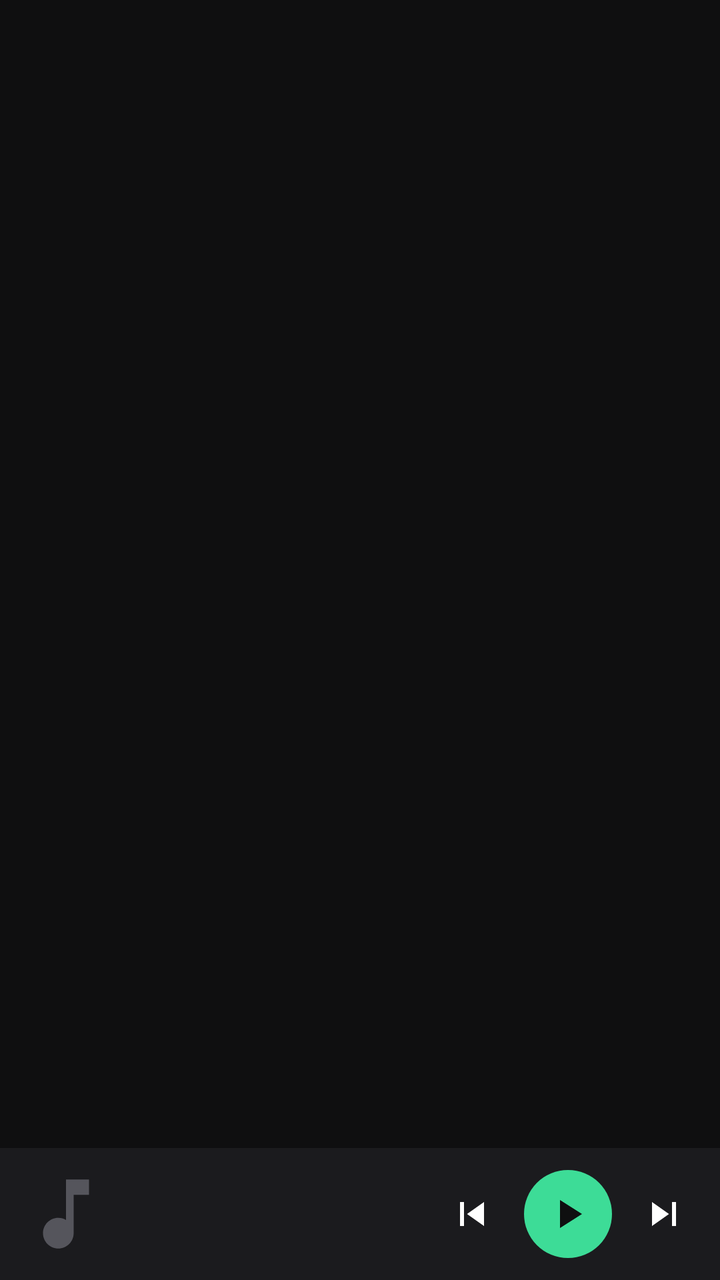
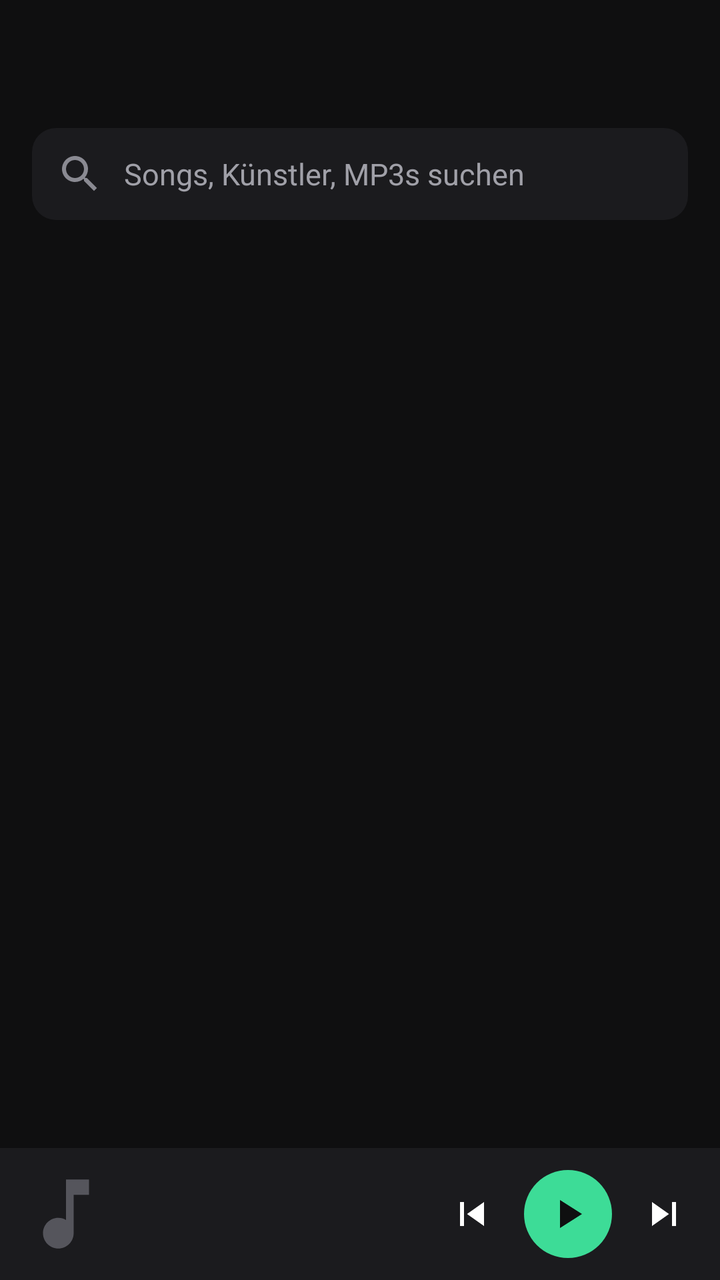

Screens rendered from an Android XML layout before and after an edit, with the pre-edit source and the edit as a unified diff.
<!-- AndroidManifest.xml: application theme AppTheme -->
<!-- res/layout/activity_main.xml -->
<?xml version="1.0" encoding="utf-8"?>
<LinearLayout xmlns:android="http://schemas.android.com/apk/res/android"
    android:layout_width="match_parent" android:layout_height="match_parent"
    android:background="@color/bg" android:fitsSystemWindows="true" android:orientation="vertical">

    
    <LinearLayout android:layout_width="match_parent" android:layout_height="64dp"
        android:gravity="center_vertical" android:orientation="horizontal"
        android:paddingStart="8dp" android:paddingEnd="16dp">
        <ImageButton android:id="@+id/back" android:layout_width="48dp" android:layout_height="48dp"
            android:background="?android:attr/selectableItemBackgroundBorderless" android:contentDescription="Zurück"
            android:src="@drawable/ic_back" android:visibility="gone" />
        <TextView android:id="@+id/header_title" android:layout_width="0dp" android:layout_height="wrap_content"
            android:layout_weight="1" android:ellipsize="end" android:paddingStart="8dp" android:singleLine="true"
            android:textColor="@color/text" android:textSize="26sp" android:textStyle="bold" />
    </LinearLayout>

    <FrameLayout android:layout_width="match_parent" android:layout_height="0dp" android:layout_weight="1">
        <ListView android:id="@+id/list" android:layout_width="match_parent" android:layout_height="match_parent"
            android:clipToPadding="false" android:divider="@null" android:dividerHeight="0dp"
            android:paddingBottom="8dp" android:scrollbars="none" />

        
        <LinearLayout android:id="@+id/now" android:layout_width="match_parent" android:layout_height="match_parent"
            android:gravity="center_horizontal" android:orientation="vertical"
            android:paddingStart="28dp" android:paddingTop="8dp" android:paddingEnd="28dp" android:paddingBottom="20dp"
            android:visibility="gone">
            <de.meineplaylists.SquareImageView android:id="@+id/np_cover" android:layout_width="match_parent"
                android:layout_height="0dp" android:layout_weight="1" android:background="@color/surface"
                android:scaleType="centerCrop" />
            <TextView android:id="@+id/np_title" android:layout_width="match_parent" android:layout_height="wrap_content"
                android:layout_marginTop="22dp" android:ellipsize="end" android:maxLines="2"
                android:textColor="@color/text" android:textSize="22sp" android:textStyle="bold" />
            <TextView android:id="@+id/np_artist" android:layout_width="match_parent" android:layout_height="wrap_content"
                android:layout_marginTop="2dp" android:ellipsize="end" android:singleLine="true"
                android:textColor="@color/text2" android:textSize="16sp" />
            <ProgressBar android:id="@+id/np_progress" style="?android:attr/progressBarStyleHorizontal"
                android:layout_width="match_parent" android:layout_height="4dp" android:layout_marginTop="20dp"
                android:max="1000" android:progressDrawable="@drawable/np_progress" />
            <LinearLayout android:layout_width="match_parent" android:layout_height="wrap_content"
                android:layout_marginTop="6dp" android:orientation="horizontal">
                <TextView android:id="@+id/np_left" android:layout_width="0dp" android:layout_height="wrap_content"
                    android:layout_weight="1" android:textColor="@color/text2" android:textSize="12sp" />
                <TextView android:id="@+id/np_right" android:layout_width="wrap_content" android:layout_height="wrap_content"
                    android:textColor="@color/text2" android:textSize="12sp" />
            </LinearLayout>
            <LinearLayout android:layout_width="wrap_content" android:layout_height="wrap_content"
                android:layout_marginTop="10dp" android:gravity="center_vertical" android:orientation="horizontal">
                <ImageButton android:id="@+id/np_prev" android:layout_width="60dp" android:layout_height="60dp"
                    android:background="?android:attr/selectableItemBackgroundBorderless" android:contentDescription="Zurück"
                    android:scaleType="fitCenter" android:padding="14dp" android:src="@drawable/ic_prev" />
                <ImageButton android:id="@+id/np_play" android:layout_width="72dp" android:layout_height="72dp"
                    android:layout_marginStart="24dp" android:layout_marginEnd="24dp" android:background="@drawable/play_circle"
                    android:contentDescription="Play/Pause" android:scaleType="fitCenter" android:padding="18dp"
                    android:src="@drawable/ic_play_dark" />
                <ImageButton android:id="@+id/np_next" android:layout_width="60dp" android:layout_height="60dp"
                    android:background="?android:attr/selectableItemBackgroundBorderless" android:contentDescription="Weiter"
                    android:scaleType="fitCenter" android:padding="14dp" android:src="@drawable/ic_next" />
            </LinearLayout>
            <LinearLayout android:layout_width="match_parent" android:layout_height="wrap_content"
                android:layout_marginTop="14dp" android:gravity="center_vertical" android:orientation="horizontal">
                <ImageView android:layout_width="20dp" android:layout_height="20dp" android:src="@drawable/ic_volume" />
                <SeekBar android:id="@+id/np_volume" android:layout_width="0dp" android:layout_height="wrap_content"
                    android:layout_weight="1" android:max="100" />
            </LinearLayout>
            <TextView android:id="@+id/np_device" android:layout_width="match_parent" android:layout_height="wrap_content"
                android:layout_marginTop="6dp" android:gravity="center" android:singleLine="true"
                android:textColor="@color/text2" android:textSize="12sp" />
        </LinearLayout>
    </FrameLayout>

    
    <LinearLayout android:id="@+id/mini" android:layout_width="match_parent" android:layout_height="66dp"
        android:background="@color/surface" android:gravity="center_vertical" android:orientation="horizontal"
        android:paddingStart="10dp" android:paddingEnd="6dp">
        <ImageView android:id="@+id/mini_cover" android:layout_width="46dp" android:layout_height="46dp"
            android:scaleType="centerCrop" android:src="@drawable/ic_note" />
        <LinearLayout android:layout_width="0dp" android:layout_height="wrap_content" android:layout_weight="1"
            android:orientation="vertical" android:paddingStart="12dp" android:paddingEnd="8dp">
            <TextView android:id="@+id/mini_title" android:layout_width="match_parent" android:layout_height="wrap_content"
                android:ellipsize="end" android:singleLine="true" android:textColor="@color/text" android:textSize="14sp" />
            <TextView android:id="@+id/mini_sub" android:layout_width="match_parent" android:layout_height="wrap_content"
                android:ellipsize="end" android:singleLine="true" android:textColor="@color/text2" android:textSize="12sp" />
        </LinearLayout>
        <ImageButton android:id="@+id/mini_prev" android:layout_width="44dp" android:layout_height="44dp"
            android:background="?android:attr/selectableItemBackgroundBorderless" android:contentDescription="Zurück"
            android:src="@drawable/ic_prev" />
        <ImageButton android:id="@+id/mini_play" android:layout_width="44dp" android:layout_height="44dp"
            android:layout_marginStart="4dp" android:layout_marginEnd="4dp" android:background="@drawable/play_circle"
            android:contentDescription="Play/Pause" android:src="@drawable/ic_play_dark" />
        <ImageButton android:id="@+id/mini_next" android:layout_width="44dp" android:layout_height="44dp"
            android:background="?android:attr/selectableItemBackgroundBorderless" android:contentDescription="Weiter"
            android:src="@drawable/ic_next" />
    </LinearLayout>
</LinearLayout>
<!-- resources referenced by this layout -->
<resources>
  <color name="bg">#0F0F10</color>
  <color name="surface">#1B1B1E</color>
  <color name="text">#FFFFFF</color>
  <color name="text2">#A0A0A8</color>
  <!-- drawable ic_back (drawable) -->
  <vector xmlns:android="http://schemas.android.com/apk/res/android"
      android:width="24dp" android:height="24dp" android:viewportWidth="24" android:viewportHeight="24">
      <path android:fillColor="#FFFFFF" android:pathData="M20,11H7.83l5.59,-5.59L12,4l-8,8 8,8 1.41,-1.41L7.83,13H20v-2z"/>
  </vector>
  <!-- drawable ic_next (drawable) -->
  <vector xmlns:android="http://schemas.android.com/apk/res/android"
      android:width="24dp" android:height="24dp" android:viewportWidth="24" android:viewportHeight="24">
      <path android:fillColor="#FFFFFF" android:pathData="M6,18l8.5,-6L6,6v12zM16,6v12h2V6h-2z"/>
  </vector>
  <!-- drawable ic_note (drawable) -->
  <vector xmlns:android="http://schemas.android.com/apk/res/android"
      android:width="24dp" android:height="24dp" android:viewportWidth="24" android:viewportHeight="24">
      <path android:fillColor="#55555C" android:pathData="M12,3v10.55c-0.59,-0.34 -1.27,-0.55 -2,-0.55 -2.21,0 -4,1.79 -4,4s1.79,4 4,4 4,-1.79 4,-4V7h4V3h-6z"/>
  </vector>
  <!-- drawable ic_play_dark (drawable) -->
  <vector xmlns:android="http://schemas.android.com/apk/res/android"
      android:width="24dp" android:height="24dp" android:viewportWidth="24" android:viewportHeight="24">
      <path android:fillColor="#0F0F10" android:pathData="M8,5v14l11,-7z"/>
  </vector>
  <!-- drawable ic_prev (drawable) -->
  <vector xmlns:android="http://schemas.android.com/apk/res/android"
      android:width="24dp" android:height="24dp" android:viewportWidth="24" android:viewportHeight="24">
      <path android:fillColor="#FFFFFF" android:pathData="M6,6h2v12H6zM9.5,12l8.5,6V6z"/>
  </vector>
  <!-- drawable ic_volume (drawable) -->
  <vector xmlns:android="http://schemas.android.com/apk/res/android"
      android:width="24dp" android:height="24dp" android:viewportWidth="24" android:viewportHeight="24">
      <path android:fillColor="#8A8A92" android:pathData="M3,9v6h4l5,5V4L7,9H3zM16.5,12c0,-1.77 -1.02,-3.29 -2.5,-4.03v8.05c1.48,-0.73 2.5,-2.25 2.5,-4.02z"/>
  </vector>
  <!-- drawable np_progress (drawable) -->
  <layer-list xmlns:android="http://schemas.android.com/apk/res/android">
      <item android:id="@android:id/background"><shape><solid android:color="#33FFFFFF"/><corners android:radius="3dp"/></shape></item>
      <item android:id="@android:id/progress"><clip><shape><solid android:color="#E8E8EC"/><corners android:radius="3dp"/></shape></clip></item>
  </layer-list>
  <!-- drawable play_circle (drawable) -->
  <shape xmlns:android="http://schemas.android.com/apk/res/android" android:shape="oval">
      <solid android:color="@color/accent"/>
  </shape>
  <color name="accent">#3DDC97</color>
  <style name="DialogTheme" parent="android:Theme.Material.Dialog.Alert">
          <item name="android:colorAccent">@color/accent</item>
      </style>
  <!-- unchanged entries left out for length: 1 -->
</resources>

<!-- the commit's change to res/layout/activity_main.xml (unified diff, before → after) -->
@@ -14,6 +14,15 @@
             android:layout_weight="1" android:ellipsize="end" android:paddingStart="8dp" android:singleLine="true"
             android:textColor="@color/text" android:textSize="26sp" android:textStyle="bold" />
     </LinearLayout>
+
+    
+    <EditText android:id="@+id/search" android:layout_width="match_parent" android:layout_height="46dp"
+        android:layout_marginStart="16dp" android:layout_marginEnd="16dp" android:layout_marginBottom="8dp"
+        android:background="@drawable/field_bg" android:drawableStart="@drawable/ic_search"
+        android:drawablePadding="10dp" android:hint="Songs, Künstler, MP3s suchen"
+        android:imeOptions="actionSearch" android:inputType="text" android:paddingStart="12dp"
+        android:paddingEnd="12dp" android:singleLine="true" android:textColor="@color/text"
+        android:textColorHint="@color/text2" android:textSize="15sp" />
 
     <FrameLayout android:layout_width="match_parent" android:layout_height="0dp" android:layout_weight="1">
         <ListView android:id="@+id/list" android:layout_width="match_parent" android:layout_height="match_parent"
<!-- resource entries referenced after the edit -->
@@ -4,6 +4,10 @@
   <color name="surface">#1B1B1E</color>
   <color name="text">#FFFFFF</color>
   <color name="text2">#A0A0A8</color>
+  <!-- drawable field_bg (drawable) -->
+  <shape xmlns:android="http://schemas.android.com/apk/res/android">
+      <solid android:color="@color/surface"/><corners android:radius="12dp"/>
+  </shape>
   <!-- drawable ic_back (drawable) -->
   <vector xmlns:android="http://schemas.android.com/apk/res/android"
       android:width="24dp" android:height="24dp" android:viewportWidth="24" android:viewportHeight="24">
@@ -29,6 +33,11 @@
       android:width="24dp" android:height="24dp" android:viewportWidth="24" android:viewportHeight="24">
       <path android:fillColor="#FFFFFF" android:pathData="M6,6h2v12H6zM9.5,12l8.5,6V6z"/>
   </vector>
+  <!-- drawable ic_search (drawable) -->
+  <vector xmlns:android="http://schemas.android.com/apk/res/android"
+      android:width="24dp" android:height="24dp" android:viewportWidth="24" android:viewportHeight="24">
+      <path android:fillColor="#8A8A92" android:pathData="M15.5,14h-0.79l-0.28,-0.27C15.41,12.59 16,11.11 16,9.5 16,5.91 13.09,3 9.5,3S3,5.91 3,9.5 5.91,16 9.5,16c1.61,0 3.09,-0.59 4.23,-1.57l0.27,0.28v0.79l5,4.99L20.49,19l-4.99,-5zM9.5,14C7.01,14 5,11.99 5,9.5S7.01,5 9.5,5 14,7.01 14,9.5 11.99,14 9.5,14z"/>
+  </vector>
   <!-- drawable ic_volume (drawable) -->
   <vector xmlns:android="http://schemas.android.com/apk/res/android"
       android:width="24dp" android:height="24dp" android:viewportWidth="24" android:viewportHeight="24">
